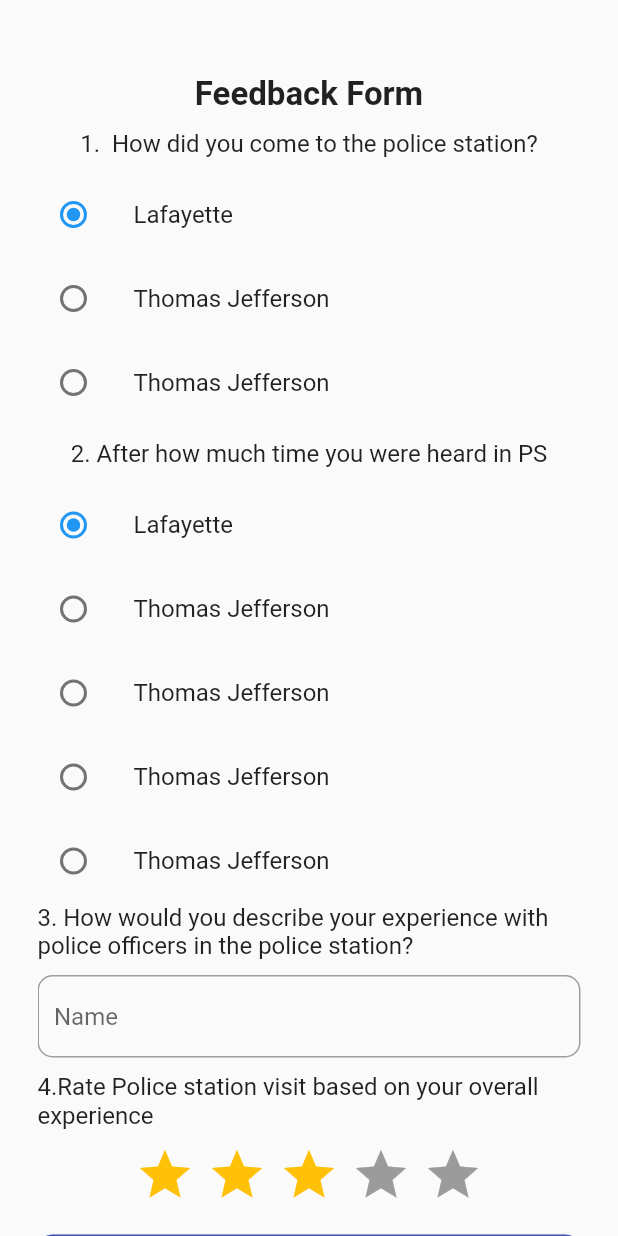
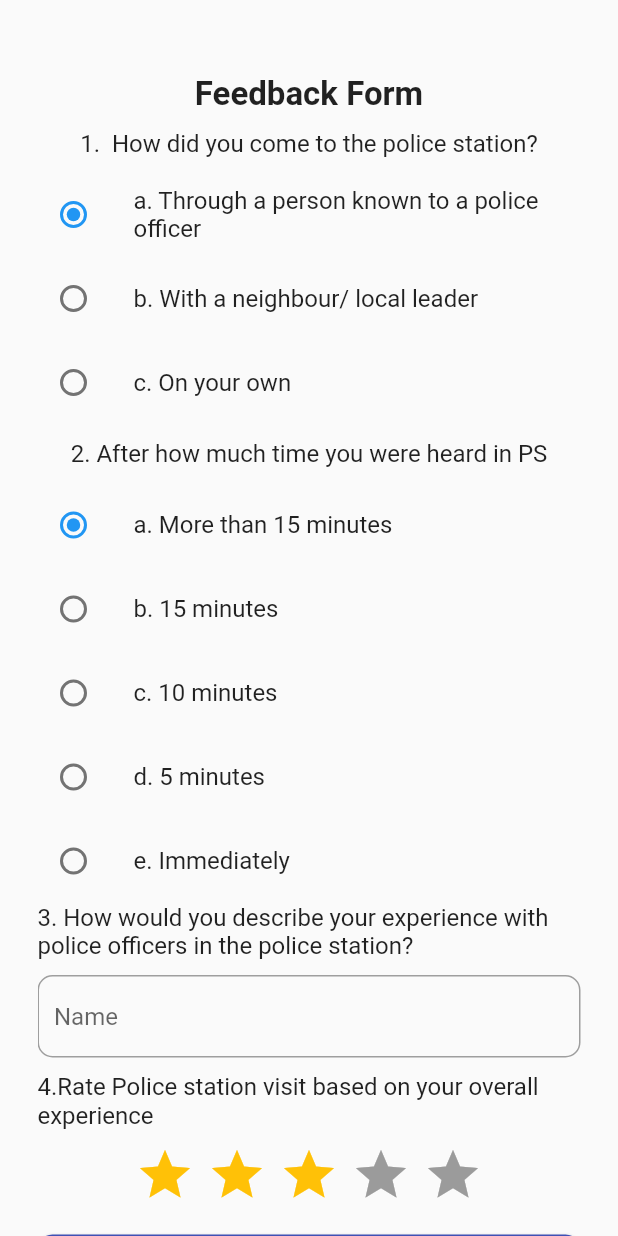
Before and after one commit to jaytrivedi11/gih_app, a Flutter app: the FormScreen screen opened directly, on a phone screen of 412 x 824 dp. Run offline on Flutter 3.47's test engine with Material 2 defaults, Android fonts, the phone set to English and light mode, and no system bars; drawn by our look-alikes of flutter_rating_bar; our stand-ins replace firebase_auth, firebase_core, fluro, fluttertoast, pinput; accounts and stored records are empty.

Commit message:
navigation and police satation api

```diff
--- a/lib/form_screen.dart
+++ b/lib/form_screen.dart
@@ -1,6 +1,7 @@
 import 'package:flutter/cupertino.dart';
 import 'package:flutter/material.dart';
 import 'package:flutter_rating_bar/flutter_rating_bar.dart';
+import 'package:gih/finish_screen.dart';
 
 class FormScreen extends StatefulWidget {
   const FormScreen({Key? key}) : super(key: key);
@@ -8,10 +9,12 @@ class FormScreen extends StatefulWidget {
   @override
   State<FormScreen> createState() => _FormScreenState();
 }
-enum SingingCharacter { lafayette, jefferson }
+enum FirstQuestion { a, b ,c}
+enum SecondQuestion { a, b ,c,d,e}
 
 class _FormScreenState extends State<FormScreen> {
-  SingingCharacter? _character = SingingCharacter.lafayette;
+  FirstQuestion? _character = FirstQuestion.a;
+  SecondQuestion? _secondQuestion = SecondQuestion.a;
   @override
   Widget build(BuildContext context) {
       return Scaffold(
@@ -47,11 +50,11 @@ class _FormScreenState extends State<FormScreen> {
                children: [
                  ListTile(
                    contentPadding: EdgeInsets.only(left: 0.0, right: 0.0,top: 0.0,bottom: 0.0),
-                   title: const Text('Lafayette'),
-                   leading: Radio<SingingCharacter>(
-                     value: SingingCharacter.lafayette,
+                   title: const Text('a. Through a person known to a police officer'),
+                   leading: Radio<FirstQuestion>(
+                     value: FirstQuestion.a,
                      groupValue: _character,
-                     onChanged: (SingingCharacter? value) {
+                     onChanged: (FirstQuestion? value) {
                        setState(() {
                          _character = value;
                        });
@@ -60,11 +63,11 @@ class _FormScreenState extends State<FormScreen> {
                  ),
                  ListTile(
                    contentPadding: EdgeInsets.only(left: 0.0, right: 0.0,top: 0.0,bottom: 0.0),
-                   title: const Text('Thomas Jefferson'),
-                   leading: Radio<SingingCharacter>(
-                     value: SingingCharacter.jefferson,
+                   title: const Text('b. With a neighbour/ local leader'),
+                   leading: Radio<FirstQuestion>(
+                     value: FirstQuestion.b,
                      groupValue: _character,
-                     onChanged: (SingingCharacter? value) {
+                     onChanged: (FirstQuestion? value) {
                        setState(() {
                          _character = value;
                        });
@@ -73,11 +76,11 @@ class _FormScreenState extends State<FormScreen> {
                  ),
                  ListTile(
                    contentPadding: EdgeInsets.only(left: 0.0, right: 0.0,top: 0.0,bottom: 0.0),
-                   title: const Text('Thomas Jefferson'),
-                   leading: Radio<SingingCharacter>(
-                     value: SingingCharacter.jefferson,
+                   title: const Text('c. On your own'),
+                   leading: Radio<FirstQuestion>(
+                     value: FirstQuestion.c,
                      groupValue: _character,
-                     onChanged: (SingingCharacter? value) {
+                     onChanged: (FirstQuestion? value) {
                        setState(() {
                          _character = value;
                        });
@@ -105,65 +108,65 @@ class _FormScreenState extends State<FormScreen> {
                 children: [
                   ListTile(
                     contentPadding: EdgeInsets.only(left: 0.0, right: 0.0,top: 0.0,bottom: 0.0),
-                    title: const Text('Lafayette'),
-                    leading: Radio<SingingCharacter>(
-                      value: SingingCharacter.lafayette,
-                      groupValue: _character,
-                      onChanged: (SingingCharacter? value) {
+                    title: const Text('a. More than 15 minutes'),
+                    leading: Radio<SecondQuestion>(
+                      value: SecondQuestion.a,
+                      groupValue: _secondQuestion,
+                      onChanged: (SecondQuestion? value) {
                         setState(() {
-                          _character = value;
+                          _secondQuestion = value;
                         });
                       },
                     ),
                   ),
                   ListTile(
                     contentPadding: EdgeInsets.only(left: 0.0, right: 0.0,top: 0.0,bottom: 0.0),
-                    title: const Text('Thomas Jefferson'),
-                    leading: Radio<SingingCharacter>(
-                      value: SingingCharacter.jefferson,
-                      groupValue: _character,
-                      onChanged: (SingingCharacter? value) {
+                    title: const Text('b. 15 minutes'),
+                    leading: Radio<SecondQuestion>(
+                      value: SecondQuestion.b,
+                      groupValue: _secondQuestion,
+                      onChanged: (SecondQuestion? value) {
                         setState(() {
-                          _character = value;
+                          _secondQuestion = value;
                         });
                       },
                     ),
                   ),
                   ListTile(
                     contentPadding: EdgeInsets.only(left: 0.0, right: 0.0,top: 0.0,bottom: 0.0),
-                    title: const Text('Thomas Jefferson'),
-                    leading: Radio<SingingCharacter>(
-                      value: SingingCharacter.jefferson,
-                      groupValue: _character,
-                      onChanged: (SingingCharacter? value) {
+                    title: const Text('c. 10 minutes'),
+                    leading: Radio<SecondQuestion>(
+                      value: SecondQuestion.c,
+                      groupValue: _secondQuestion,
+                      onChanged: (SecondQuestion? value) {
                         setState(() {
-                          _character = value;
+                          _secondQuestion = value;
                         });
                       },
                     ),
                   ),
                   ListTile(
                     contentPadding: EdgeInsets.only(left: 0.0, right: 0.0,top: 0.0,bottom: 0.0),
-                    title: const Text('Thomas Jefferson'),
-                    leading: Radio<SingingCharacter>(
-                      value: SingingCharacter.jefferson,
-                      groupValue: _character,
-                      onChanged: (SingingCharacter? value) {
+                    title: const Text('d. 5 minutes'),
+                    leading: Radio<SecondQuestion>(
+                      value: SecondQuestion.d,
+                      groupValue: _secondQuestion,
+                      onChanged: (SecondQuestion? value) {
                         setState(() {
-                          _character = value;
+                          _secondQuestion = value;
                         });
                       },
                     ),
                   ),
                   ListTile(
                     contentPadding: EdgeInsets.only(left: 0.0, right: 0.0,top: 0.0,bottom: 0.0),
-                    title: const Text('Thomas Jefferson'),
-                    leading: Radio<SingingCharacter>(
-                      value: SingingCharacter.jefferson,
-                      groupValue: _character,
-                      onChanged: (SingingCharacter? value) {
+                    title: const Text('e. Immediately'),
+                    leading: Radio<SecondQuestion>(
+                      value: SecondQuestion.e,
+                      groupValue: _secondQuestion,
+                      onChanged: (SecondQuestion? value) {
                         setState(() {
-                          _character = value;
+                          _secondQuestion = value;
                         });
                       },
                     ),
@@ -244,7 +247,7 @@ class _FormScreenState extends State<FormScreen> {
                         shape: RoundedRectangleBorder(
                             borderRadius: BorderRadius.circular(10))),
                     onPressed: () {
-                      Navigator.pushNamed(context, 'finish');
+                      Navigator.pushReplacement(context, MaterialPageRoute(builder: (context) => const FinishScreen()),);
                     },
                     child: Text("Submit")),
               ),
--- /dev/null
+++ b/lib/networks/ApiConstant.dart
@@ -0,0 +1,4 @@
+class ApiConstants {
+  static String baseUrl = 'https://gih-pid084.herokuapp.com';
+  static String usersEndpoint = '/station/ids/';
+}
--- a/pubspec.yaml
+++ b/pubspec.yaml
@@ -39,6 +39,9 @@ dependencies:
   firebase_auth: ^3.1.1
   pinput: ^2.2.12
   flutter_rating_bar: ^4.0.1
+  fluttertoast: ^8.0.9
+  http: ^0.13.5
+  fluro: ^2.0.3
 
 dev_dependencies:
   flutter_test:
```
Also changed, not shown: lib/default.dart (added, +10 -0 lines), lib/fluro/routes.dart (added, +26 -0 lines), lib/generated_plugin_registrant.dart (deleted, +0 -21 lines), lib/main.dart (+6 -3 lines), lib/model/PoliceStationModel.dart (added, +25 -0 lines), lib/networks/ApiService.dart (added, +37 -0 lines), lib/phone.dart (+71 -15 lines), lib/verify.dart (+14 -5 lines), pubspec.lock, 2 other files.
